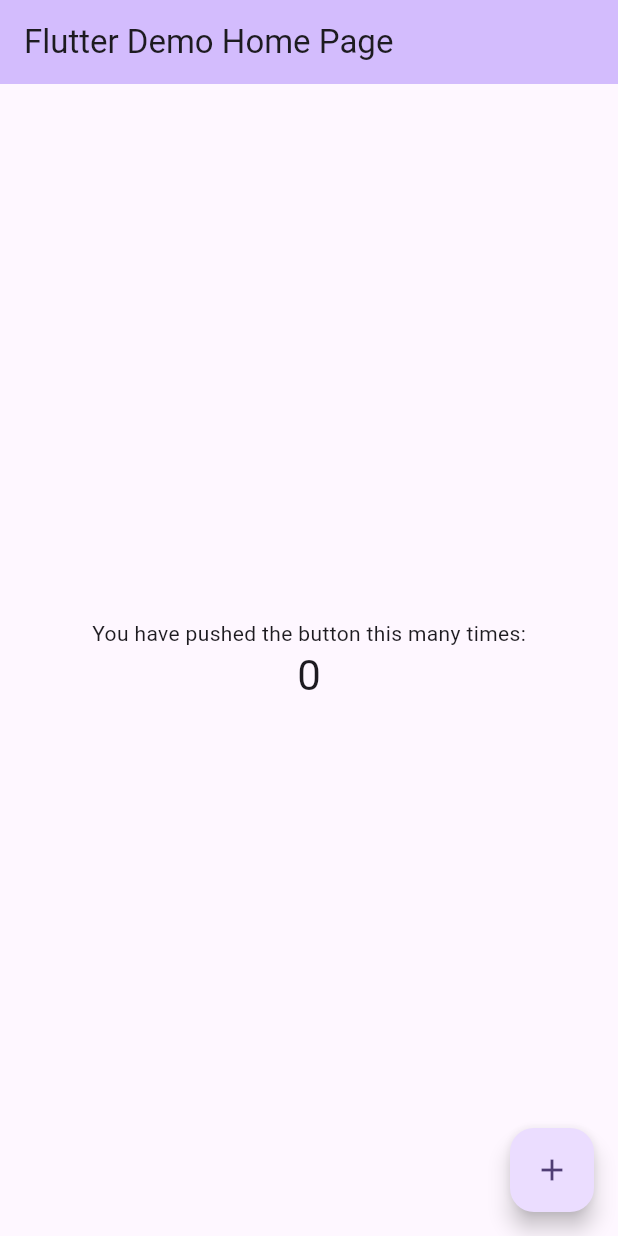
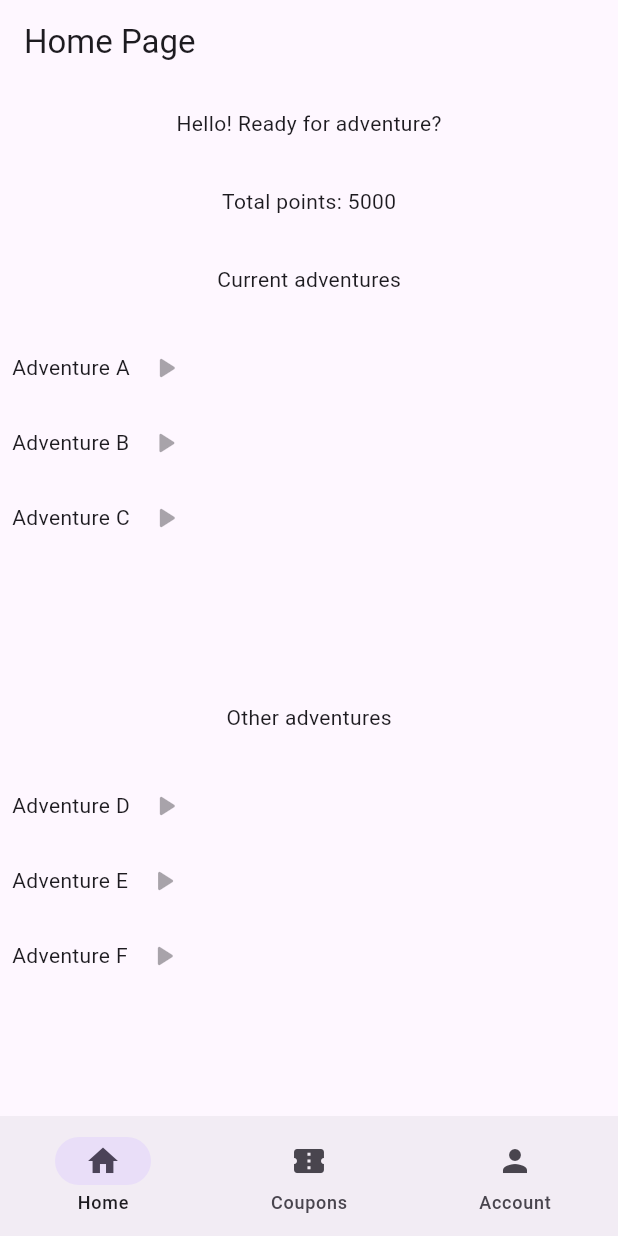
Before and after one commit to an-tonic/Virtual-Voyagers, a Flutter app: the screen it shows after launch, on a phone screen of 412 x 824 dp. Run offline on Flutter 3.47's test engine with Material 3 defaults, Android fonts, the phone set to English and light mode, and no system bars.

Commit message:
added nav bar and strted home page

```diff
--- /dev/null
+++ b/lib/HomePage.dart
@@ -0,0 +1,98 @@
+import 'package:flutter/cupertino.dart';
+import 'package:flutter/material.dart';
+
+class HomePage extends StatefulWidget {
+  const HomePage({super.key});
+
+  @override
+  State<HomePage> createState() => _HomePageState();
+}
+
+class _HomePageState extends State<HomePage> {
+  final List<String> currentAdventures = <String>[
+    'Adventure A',
+    'Adventure B',
+    'Adventure C',
+  ];
+
+  final List<String> otherAdventures = <String>[
+    'Adventure D',
+    'Adventure E',
+    'Adventure F',
+  ];
+
+  get onPressed => null;
+
+  @override
+  Widget build(BuildContext context) {
+    return Scaffold(
+      appBar: AppBar(title: const Text('Home Page')),
+      body: SafeArea(
+        child: Column(
+          children: [
+            Container(
+              padding: EdgeInsets.all(16),
+              child: Text("Hello! Ready for adventure?"),
+            ),
+            Container(
+              padding: EdgeInsets.all(16),
+              child: Text("Total points: 5000"),
+            ),
+            Container(
+              padding: EdgeInsets.all(16),
+              child: Text("Current adventures"),
+            ),
+            Expanded(
+              child: ListView.builder(
+                padding: const EdgeInsets.all(8),
+                itemCount: currentAdventures.length,
+                itemBuilder: (BuildContext context, int index) {
+                  return SizedBox(
+                    height: 50,
+                    child: Center(
+                      child: Row(
+                        children: [
+                          Text(currentAdventures[index]),
+                          IconButton(
+                            onPressed: onPressed,
+                            icon: Icon(Icons.play_arrow_rounded),
+                          ),
+                        ],
+                      ),
+                    ),
+                  );
+                },
+              ),
+            ),
+            Container(
+              padding: EdgeInsets.all(16),
+              child: Text("Other adventures"),
+            ),
+            Expanded(
+              child: ListView.builder(
+                padding: const EdgeInsets.all(8),
+                itemCount: otherAdventures.length,
+                itemBuilder: (BuildContext context, int index) {
+                  return SizedBox(
+                    height: 50,
+                    child: Center(
+                      child: Row(
+                        children: [
+                          Text(otherAdventures[index]),
+                          IconButton(
+                            onPressed: onPressed,
+                            icon: Icon(Icons.play_arrow_rounded),
+                          ),
+                        ],
+                      ),
+                    ),
+                  );
+                },
+              ),
+            ),
+          ],
+        ),
+      ),
+    );
+  }
+}
--- a/lib/main.dart
+++ b/lib/main.dart
@@ -1,4 +1,5 @@
 import 'package:flutter/material.dart';
+import 'HomePage.dart';
 
 void main() {
   runApp(const MyApp());
@@ -11,26 +12,17 @@ class MyApp extends StatelessWidget {
   @override
   Widget build(BuildContext context) {
     return MaterialApp(
-      title: 'Flutter Demo',
+      title: 'Virtual Voyagers',
       theme: ThemeData(
         colorScheme: ColorScheme.fromSeed(seedColor: Colors.deepPurple),
       ),
-      home: const MyHomePage(title: 'Flutter Demo Home Page'),
+      home: const MyHomePage(title: 'Virtual Voyagers Home Page'),
     );
   }
 }
 
 class MyHomePage extends StatefulWidget {
   const MyHomePage({super.key, required this.title});
-
-  // This widget is the home page of your application. It is stateful, meaning
-  // that it has a State object (defined below) that contains fields that affect
-  // how it looks.
-
-  // This class is the configuration for the state. It holds the values (in this
-  // case the title) provided by the parent (in this case the App widget) and
-  // used by the build method of the State. Fields in a Widget subclass are
-  // always marked "final".
 
   final String title;
 
@@ -39,69 +31,43 @@ class MyHomePage extends StatefulWidget {
 }
 
 class _MyHomePageState extends State<MyHomePage> {
-  int _counter = 0;
-
-  void _incrementCounter() {
-    setState(() {
-      // This call to setState tells the Flutter framework that something has
-      // changed in this State, which causes it to rerun the build method below
-      // so that the display can reflect the updated values. If we changed
-      // _counter without calling setState(), then the build method would not be
-      // called again, and so nothing would appear to happen.
-      _counter++;
-    });
-  }
+  int currentPageIndex = 0;
 
   @override
   Widget build(BuildContext context) {
-    // This method is rerun every time setState is called, for instance as done
-    // by the _incrementCounter method above.
-    //
-    // The Flutter framework has been optimized to make rerunning build methods
-    // fast, so that you can just rebuild anything that needs updating rather
-    // than having to individually change instances of widgets.
+    final ThemeData theme = Theme.of(context);
     return Scaffold(
-      appBar: AppBar(
-        // TRY THIS: Try changing the color here to a specific color (to
-        // Colors.amber, perhaps?) and trigger a hot reload to see the AppBar
-        // change color while the other colors stay the same.
-        backgroundColor: Theme.of(context).colorScheme.inversePrimary,
-        // Here we take the value from the MyHomePage object that was created by
-        // the App.build method, and use it to set our appbar title.
-        title: Text(widget.title),
+      bottomNavigationBar: NavigationBar(
+        onDestinationSelected: (int index) {
+          setState(() {
+            currentPageIndex = index;
+          });
+        },
+        selectedIndex: currentPageIndex,
+        destinations: const <Widget>[
+          NavigationDestination(
+            selectedIcon: Icon(Icons.home),
+            icon: Icon(Icons.home_outlined),
+            label: 'Home',
+          ),
+          NavigationDestination(
+            icon: Icon(Icons.confirmation_num),
+            label: 'Coupons',
+          ),
+          NavigationDestination(icon: Icon(Icons.person), label: 'Account'),
+        ],
       ),
-      body: Center(
-        // Center is a layout widget. It takes a single child and positions it
-        // in the middle of the parent.
-        child: Column(
-          // Column is also a layout widget. It takes a list of children and
-          // arranges them vertically. By default, it sizes itself to fit its
-          // children horizontally, and tries to be as tall as its parent.
-          //
-          // Column has various properties to control how it sizes itself and
-          // how it positions its children. Here we use mainAxisAlignment to
-          // center the children vertically; the main axis here is the vertical
-          // axis because Columns are vertical (the cross axis would be
-          // horizontal).
-          //
-          // TRY THIS: Invoke "debug painting" (choose the "Toggle Debug Paint"
-          // action in the IDE, or press "p" in the console), to see the
-          // wireframe for each widget.
-          mainAxisAlignment: MainAxisAlignment.center,
-          children: <Widget>[
-            const Text('You have pushed the button this many times:'),
-            Text(
-              '$_counter',
-              style: Theme.of(context).textTheme.headlineMedium,
-            ),
-          ],
-        ),
-      ),
-      floatingActionButton: FloatingActionButton(
-        onPressed: _incrementCounter,
-        tooltip: 'Increment',
-        child: const Icon(Icons.add),
-      ), // This trailing comma makes auto-formatting nicer for build methods.
+      body:
+          <Widget>[
+            /// Home page
+            HomePage(),
+
+            /// Coupons page
+            Placeholder(),
+
+            /// Account page
+            Placeholder(),
+          ][currentPageIndex],
     );
   }
 }
```
